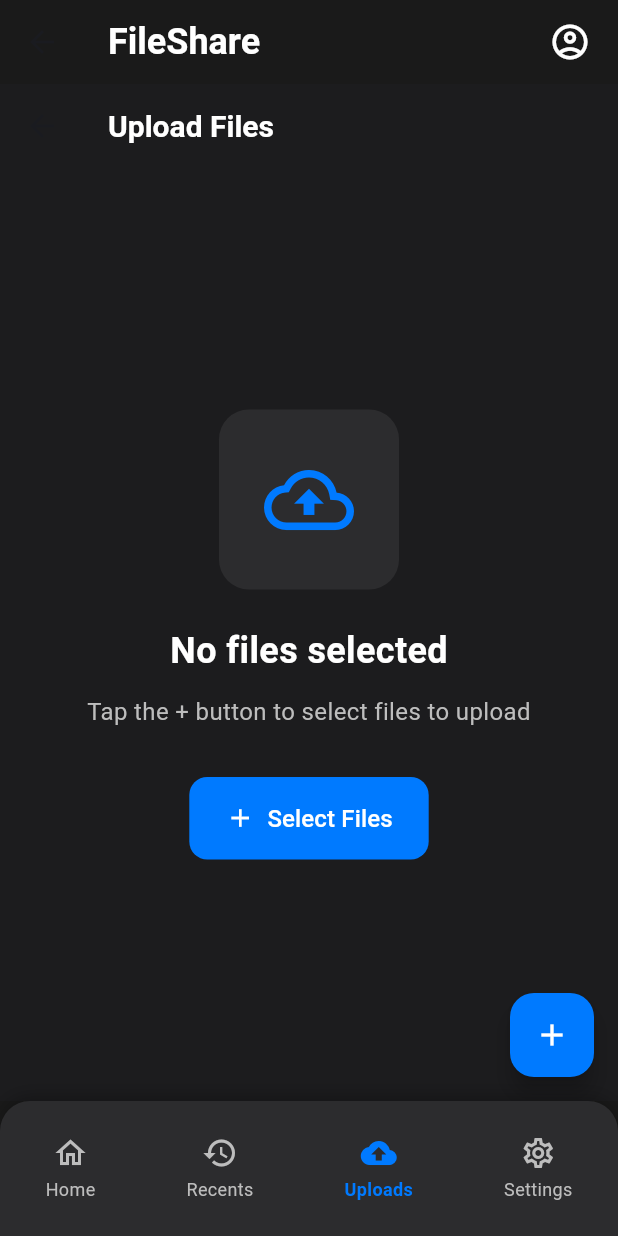
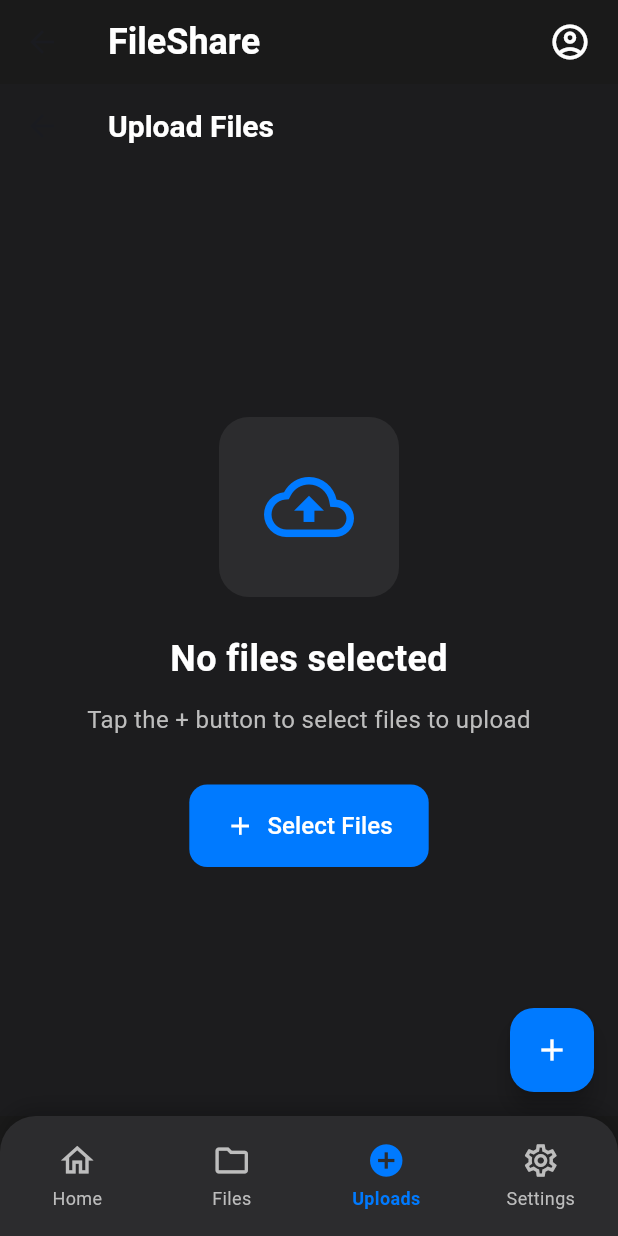
Before and after one commit to dadyutenga/file_share, a Flutter app: the MainNavigationWrapper screen opened by its route, item 3 of the bottom bar chosen, on a phone screen of 412 x 824 dp. Run offline on Flutter 3.47's test engine with Material 3 defaults, Android fonts, the phone set to English and light mode, and no system bars; our stand-ins replace connectivity_plus, device_info_plus, dio, file_picker, flutter_secure_storage, flutter_staggered_animations and 4 more; accounts and stored records are empty; network calls fail.

Commit message:
feat: Refactor CustomBottomNavigation for improved UI and code clarity

```diff
--- a/lib/components/CustomBottomNavigation.dart
+++ b/lib/components/CustomBottomNavigation.dart
@@ -2,7 +2,7 @@ import 'package:flutter/material.dart';
 
 class CustomBottomNavigation extends StatelessWidget {
   final int currentIndex;
-  final Function(int) onTap;
+  final ValueChanged<int> onTap;
 
   const CustomBottomNavigation({
     super.key,
@@ -13,18 +13,18 @@ class CustomBottomNavigation extends StatelessWidget {
   @override
   Widget build(BuildContext context) {
     return Container(
-      height: 90.0,
+      height: 80,
       decoration: BoxDecoration(
         color: const Color(0xFF2C2C2E),
         borderRadius: const BorderRadius.only(
-          topLeft: Radius.circular(20.0),
-          topRight: Radius.circular(20.0),
+          topLeft: Radius.circular(24),
+          topRight: Radius.circular(24),
         ),
         boxShadow: [
           BoxShadow(
-            color: Colors.black.withOpacity(0.3),
-            blurRadius: 10.0,
-            offset: const Offset(0, -2),
+            color: Colors.black.withOpacity(0.2),
+            blurRadius: 10,
+            offset: const Offset(0, -5),
           ),
         ],
       ),
@@ -33,26 +33,26 @@ class CustomBottomNavigation extends StatelessWidget {
           mainAxisAlignment: MainAxisAlignment.spaceAround,
           children: [
             _buildNavItem(
-              icon: Icons.home_outlined,
-              activeIcon: Icons.home,
+              activeIcon: Icons.home_filled,
+              inactiveIcon: Icons.home_outlined,
               label: 'Home',
               index: 0,
             ),
             _buildNavItem(
-              icon: Icons.history_outlined,
-              activeIcon: Icons.history,
-              label: 'Recents',
+              activeIcon: Icons.folder_rounded,
+              inactiveIcon: Icons.folder_outlined,
+              label: 'Files', // Changed from 'Recents'
               index: 1,
             ),
             _buildNavItem(
-              icon: Icons.cloud_upload_outlined,
-              activeIcon: Icons.cloud_upload,
+              activeIcon: Icons.add_circle,
+              inactiveIcon: Icons.add_circle_outline,
               label: 'Uploads',
               index: 2,
             ),
             _buildNavItem(
-              icon: Icons.settings_outlined,
               activeIcon: Icons.settings,
+              inactiveIcon: Icons.settings_outlined,
               label: 'Settings',
               index: 3,
             ),
@@ -63,32 +63,35 @@ class CustomBottomNavigation extends StatelessWidget {
   }
 
   Widget _buildNavItem({
-    required IconData icon,
     required IconData activeIcon,
+    required IconData inactiveIcon,
     required String label,
     required int index,
   }) {
-    final isActive = currentIndex == index;
+    final bool isSelected = currentIndex == index;
+    final Color color = isSelected
+        ? const Color(0xFF007AFF)
+        : Colors.grey[400]!;
 
-    return GestureDetector(
-      onTap: () => onTap(index),
-      child: Container(
-        padding: const EdgeInsets.symmetric(vertical: 8.0, horizontal: 12.0),
+    return Expanded(
+      child: GestureDetector(
+        onTap: () => onTap(index),
+        behavior: HitTestBehavior.translucent,
         child: Column(
-          mainAxisSize: MainAxisSize.min,
+          mainAxisAlignment: MainAxisAlignment.center,
           children: [
             Icon(
-              isActive ? activeIcon : icon,
-              color: isActive ? const Color(0xFF007AFF) : Colors.grey[400],
-              size: 24.0,
+              isSelected ? activeIcon : inactiveIcon,
+              color: color,
+              size: 26,
             ),
-            const SizedBox(height: 4.0),
+            const SizedBox(height: 4),
             Text(
               label,
               style: TextStyle(
-                color: isActive ? const Color(0xFF007AFF) : Colors.grey[400],
-                fontSize: 12.0,
-                fontWeight: isActive ? FontWeight.w600 : FontWeight.w400,
+                color: color,
+                fontSize: 12,
+                fontWeight: isSelected ? FontWeight.w600 : FontWeight.w400,
               ),
             ),
           ],
```
